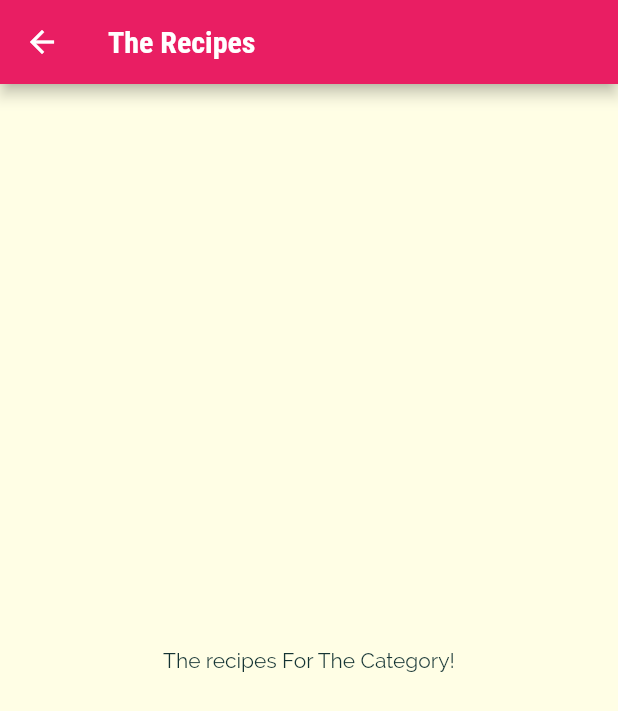
After one commit to flashy86/delimeals, a Flutter app: the screen it shows after launch, after a tap on "Italian", on a phone screen of 412 x 824 dp. The commit adds this screen. Shown: the top 711 px of the screen. Run offline on Flutter 3.47's test engine with Material 2 defaults, Android fonts, the phone set to English and light mode, and no system bars.

Commit message:
Navigation entre écrans accueil et détails

```diff
--- a/lib/category_item.dart
+++ b/lib/category_item.dart
@@ -1,13 +1,29 @@
 import 'package:flutter/material.dart';
+
+import './category_meals_screen.dart';
 
 class CategoryItem extends StatelessWidget {
   final String title;
   final Color color;
   CategoryItem(this.title, this.color);
 
+  void selectCategory(BuildContext ctx) {
+    Navigator.of(ctx).push(
+      MaterialPageRoute(
+        builder: (_) {
+          return CategoryMealsScreen();
+        },
+      ),
+    );
+  }
+
   @override
   Widget build(BuildContext context) {
-    return Container(
+    return InkWell(
+      onTap: () => selectCategory(context),
+      splashColor: Theme.of(context).primaryColor,
+      borderRadius: BorderRadius.circular(15),
+      child: Container(
         padding: const EdgeInsets.all(15),
         child: Text(
           title,
@@ -19,6 +35,7 @@
                 begin: Alignment.topLeft,
                 end: Alignment.bottomRight),
             borderRadius: BorderRadius.circular(15)),
+      ),
     );
   }
 }
--- /dev/null
+++ b/lib/category_meals_screen.dart
@@ -0,0 +1,15 @@
+import 'package:flutter/material.dart';
+
+class CategoryMealsScreen extends StatelessWidget {
+  @override
+  Widget build(BuildContext context) {
+    return Scaffold(
+      appBar: AppBar(
+        title: const Text('The Recipes'),
+      ),
+      body: const Center(
+        child: Text('The recipes For The Category!'),
+      ),
+    );
+  }
+}
```
Lines whose indentation alone changed are shown as unchanged.
